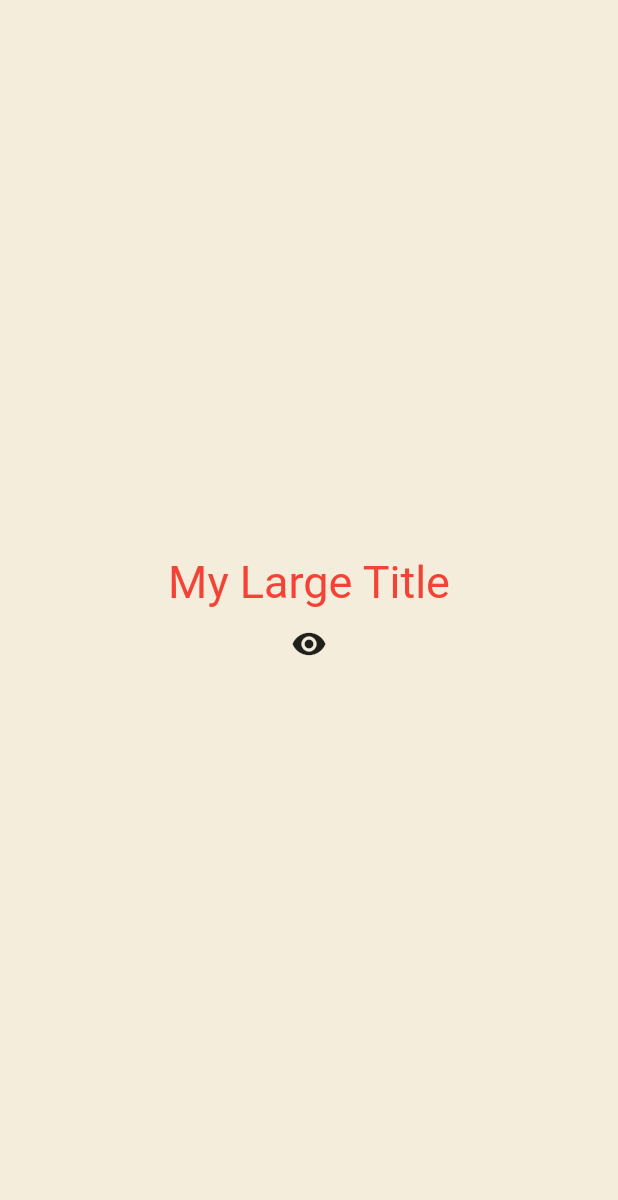
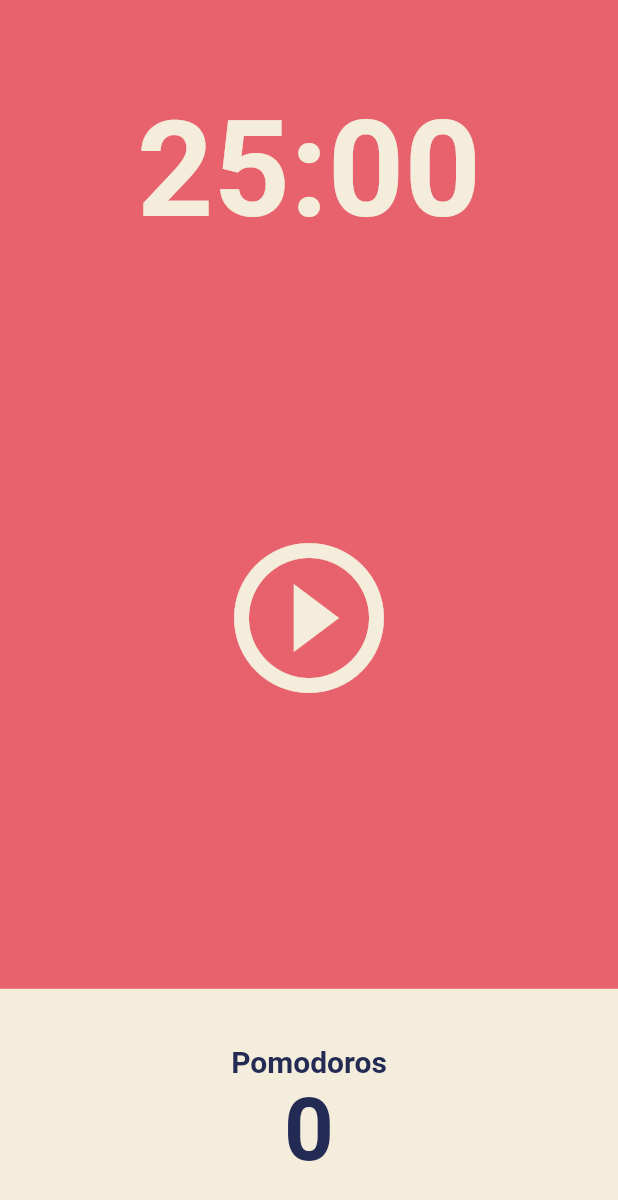
Before and after one commit to cheo419/serachToon, a Flutter app: the screen it shows after launch, on a phone screen of 412 x 824 dp. Shown: the top 1200 px of the screen. Run offline on Flutter 3.47's test engine with Material 2 defaults, Android fonts, the phone set to English and light mode, and no system bars.

Commit message:
User interface (Pomodoro app) + 메모참고

```diff
--- a/lib/main.dart
+++ b/lib/main.dart
@@ -1,84 +1,24 @@
 import 'package:flutter/material.dart';
+import 'package:toonsearch/screens/home_screen.dart';
 
 void main() {
   runApp(App());
 }
 
-class App extends StatefulWidget {
-  @override
-  State<App> createState() => _AppState();
-}
-
-class _AppState extends State<App> {
-  bool showTitle = true;
-
-  void toggleTitle() {
-    setState(() {
-      showTitle = !showTitle;
-    });
-  }
-
+class App extends StatelessWidget {
   @override
   Widget build(BuildContext context) {
     return MaterialApp(
       theme: ThemeData(
+        backgroundColor: const Color(0xFFE7626C),
         textTheme: const TextTheme(
-          titleLarge: TextStyle(
-            color: Colors.red,
+          headline1: TextStyle(
+            color: Color(0xFF232B55),
           ),
         ),
+        cardColor: const Color(0xFFF4EDDB),
       ),
-      home: Scaffold(
-        backgroundColor: const Color(0xFFF4EDDB),
-        body: Center(
-          child: Column(
-            mainAxisAlignment: MainAxisAlignment.center,
-            children: [
-              showTitle ? const MyLargeTitle() : const Text('nothing'),
-              IconButton(
-                  onPressed: toggleTitle,
-                  icon: const Icon(Icons.remove_red_eye))
-            ],
-          ),
-        ),
-      ),
+      home: const HomeScreen(),
     );
   }
 }
-
-class MyLargeTitle extends StatefulWidget {
-  const MyLargeTitle({
-    Key? key,
-  }) : super(key: key);
-
-  @override
-  State<MyLargeTitle> createState() => _MyLargeTitleState();
-}
-
-class _MyLargeTitleState extends State<MyLargeTitle> {
-  int count = 0;
-
-  @override
-  void initState() {
-    super.initState();
-    print('initState!');
-  }
-
-  @override
-  void dispose() {
-    super.dispose();
-    print('dispose!');
-  }
-
-  @override
-  Widget build(BuildContext context) {
-    print('build!');
-    return Text(
-      'My Large Title',
-      style: TextStyle(
-        fontSize: 30,
-        color: Theme.of(context).textTheme.titleLarge!.color,
-      ),
-    );
-  }
-}
--- /dev/null
+++ b/lib/screens/home_screen.dart
@@ -0,0 +1,80 @@
+import 'package:flutter/material.dart';
+
+class HomeScreen extends StatefulWidget {
+  const HomeScreen({super.key});
+
+  @override
+  State<HomeScreen> createState() => _HomeScreenState();
+}
+
+class _HomeScreenState extends State<HomeScreen> {
+  @override
+  Widget build(BuildContext context) {
+    return Scaffold(
+      backgroundColor: Theme.of(context).backgroundColor,
+      body: Column(
+        children: [
+          Flexible(
+            flex: 1,
+            child: Container(
+              alignment: Alignment.bottomCenter,
+              child: Text(
+                '25:00',
+                style: TextStyle(
+                  color: Theme.of(context).cardColor,
+                  fontSize: 89,
+                  fontWeight: FontWeight.w600,
+                ),
+              ),
+            ),
+          ),
+          Flexible(
+            flex: 3,
+            child: Center(
+              child: IconButton(
+                iconSize: 120,
+                color: Theme.of(context).cardColor,
+                onPressed: () {},
+                icon: const Icon(Icons.play_circle_outline),
+              ),
+            ),
+          ),
+          Flexible(
+            flex: 1,
+            child: Row(
+              children: [
+                Expanded(
+                  child: Container(
+                    decoration:
+                        BoxDecoration(color: Theme.of(context).cardColor),
+                    child: Column(
+                      mainAxisAlignment: MainAxisAlignment.center,
+                      children: [
+                        Text(
+                          'Pomodoros',
+                          style: TextStyle(
+                            fontSize: 20,
+                            fontWeight: FontWeight.w600,
+                            color: Theme.of(context).textTheme.headline1!.color,
+                          ),
+                        ),
+                        Text(
+                          '0',
+                          style: TextStyle(
+                            fontSize: 58,
+                            fontWeight: FontWeight.w600,
+                            color: Theme.of(context).textTheme.headline1!.color,
+                          ),
+                        ),
+                      ],
+                    ),
+                  ),
+                ),
+              ],
+            ),
+          )
+        ],
+      ),
+    );
+  }
+}
```
Also changed, not shown: lib/S.txt (+8 -0 lines), lib/widgets/button.dart (deleted, +0 -38 lines), lib/widgets/currency_card.dart (deleted, +0 -94 lines).
